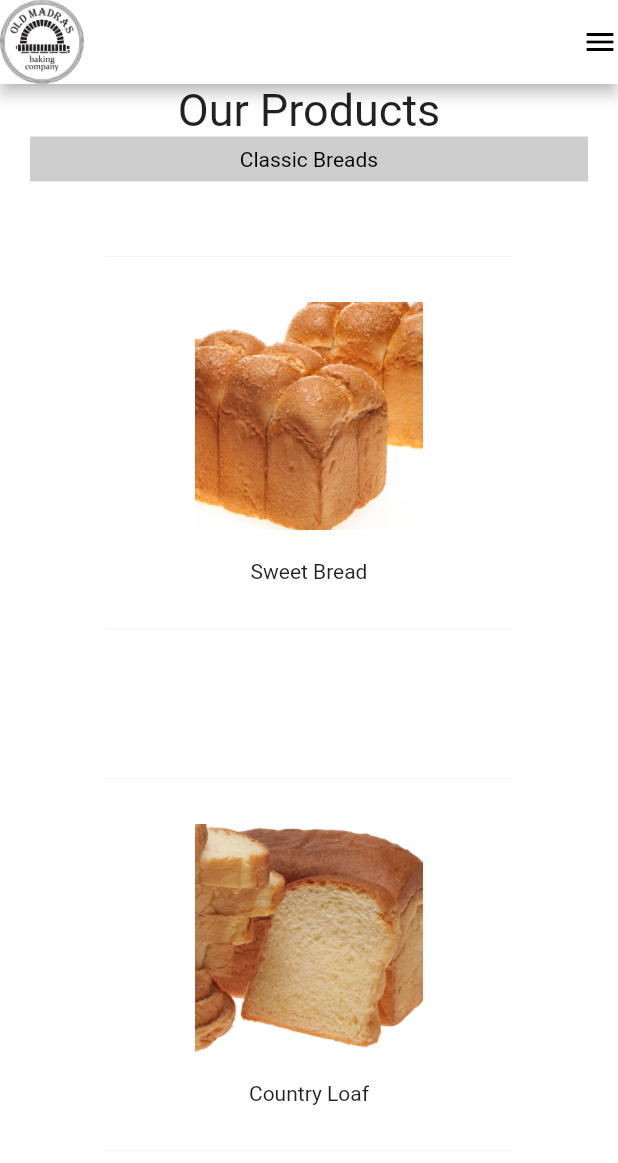
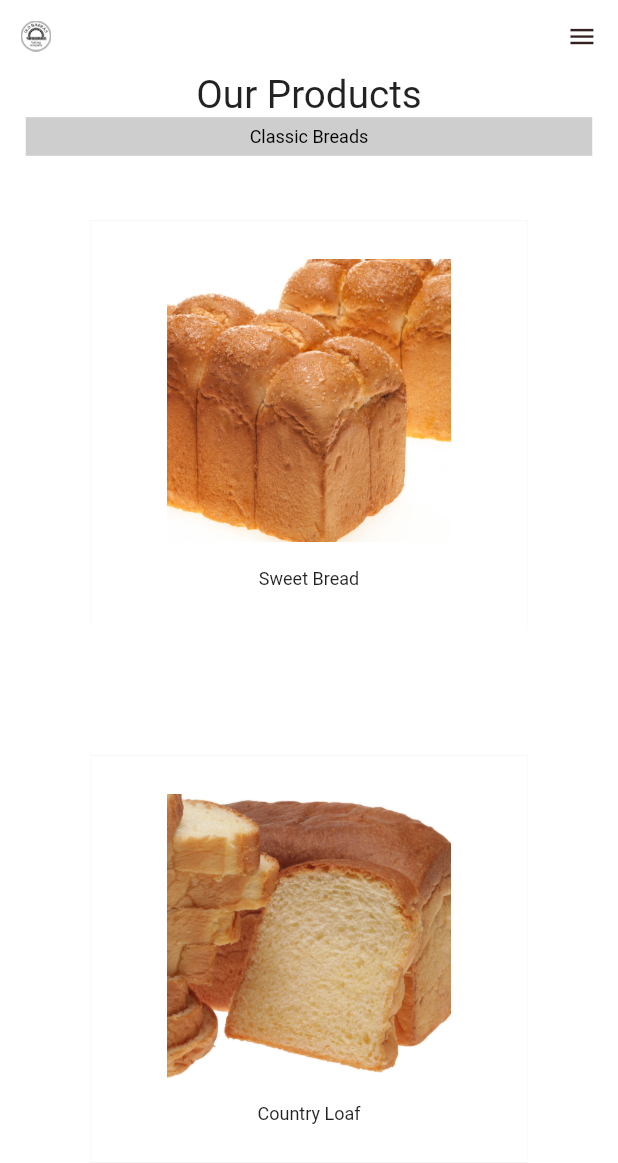
Before and after one commit to ArunDoodleBlue1494/ombc, a Flutter app: the OurProducts screen opened by its route, on a phone screen of 412 x 824 dp. Shown: the top 1163 px of the screen. Run offline on Flutter 3.47's test engine with Material 2 defaults, Android fonts, the phone set to English and light mode, and no system bars; our stand-ins replace cookie_jar, dio, dio_cookie_manager, flutter_spinkit, fluttertoast, google_fonts and 3 more; missing offline and left inert: fimber; accounts and stored records are empty; network calls fail.

Commit message:
Merge Thulasi & Govind Code

```diff
--- a/lib/common/custom_colors.dart
+++ b/lib/common/custom_colors.dart
@@ -2,7 +2,7 @@
 
 class CustomColors
 {
-  static const Color primaryColor = Color(0xFF009020);
+  //static const Color primaryColor = Color(0xFF009020);
   static const Color greenTextColor = Color(0xFF00B828);
   static const Color darkGreyTextColor = Color(0xFF767676);
   static const Color lightGrey = Color(0xFFe4e4e4);
@@ -10,6 +10,9 @@
   ////Base
   static const Color color422d28 = Color(0xFF422d28);
   static const Color colorEAEAEA = Color(0xFFeaeaea);
+  static const Color hoverColor = Color(0xFFBF7B4B);
+  static const Color primaryColor = Color(0xFF32211E);
+
   static const Color brown = Color(0xFF281310);
   static const Color white = Color(0xFFFFFFFF);
   static const Color black = Color(0xFF000000);
--- a/lib/common/image_path.dart
+++ b/lib/common/image_path.dart
@@ -8,6 +8,7 @@
   static const String ombcLogo = 'assets/images/ombc_logo.png';
   static const String chennai = 'assets/images/chennai.png';
   static const String hyderabad = 'assets/images/hyderabad.png';
+  static const String ombcSideBanner = 'assets/images/ombc_daily_button.png';
 
 
   static const String subscribe_banner_image = 'assets/images/subscribe_top_banner.jpg';
--- a/lib/common/routes.dart
+++ b/lib/common/routes.dart
@@ -9,5 +9,6 @@
   static const String ourStory = "/our_story";
   static const String ourProducts = "/our_products";
   static const String storeLocator = "/store_locator";
+  static const String subscribeNow = "/subscribe_now";
 
 }
--- a/lib/common/strings.dart
+++ b/lib/common/strings.dart
@@ -54,8 +54,12 @@
   static const String drop_down_item_10 = "Ramapuram";
   static const String drop_down_item_11 = "Egmore";
 
-  static const String copyright_text = "Copyrights © OMBC 2016. All Rights Reserved.";
-  static const String terms_and_conditions = "Terms and Conditions";
-  static const String home = "Home";
-  static const String about = "About";
+
+
+  //Footer
+  static const String copyWriteLabel =
+      "Copyrights © OMBC 2016. All Rights Reserved.";
+  static const String home = "HOME";
+  static const String about = "ABOUT";
+  static const String terms_condition = "TERMS & CONDITIONS";
 }
--- a/lib/feature/subscribe/subscribe_body_mobile.dart
+++ b/lib/feature/subscribe/subscribe_body_mobile.dart
@@ -185,7 +185,7 @@
       child: Row(
         mainAxisAlignment: MainAxisAlignment.spaceBetween,
         children: [
-          Text(Strings.copyright_text,
+          Text(Strings.copyWriteLabel,
               style:
                   TextStyle(color: CustomColors.white, fontSize: Dimens.dp_8)),
           Container(
@@ -199,7 +199,7 @@
                     style: TextStyle(
                         color: CustomColors.white, fontSize: Dimens.dp_8)),
                 SizedBox(width: Dimens.dp_8),
-                Text(Strings.terms_and_conditions.toUpperCase(),
+                Text(Strings.terms_condition.toUpperCase(),
                     style: TextStyle(
                         color: CustomColors.white, fontSize: Dimens.dp_8))
               ],
--- a/lib/feature/subscribe/subscribe_body_web.dart
+++ b/lib/feature/subscribe/subscribe_body_web.dart
@@ -83,7 +83,7 @@
       child: Row(
         mainAxisAlignment: MainAxisAlignment.spaceBetween,
         children: [
-          Text(Strings.copyright_text,
+          Text(Strings.copyWriteLabel,
               style:
                   TextStyle(color: CustomColors.white, fontSize: Dimens.dp_12)),
           Container(
@@ -97,7 +97,7 @@
                     style: TextStyle(
                         color: CustomColors.white, fontSize: Dimens.dp_12)),
                 SizedBox(width: Dimens.dp_10),
-                Text(Strings.terms_and_conditions.toUpperCase(),
+                Text(Strings.terms_condition.toUpperCase(),
                     style: TextStyle(
                         color: CustomColors.white, fontSize: Dimens.dp_12))
               ],
--- a/lib/utils/code_snippet.dart
+++ b/lib/utils/code_snippet.dart
@@ -9,6 +9,7 @@
 import 'package:ombc/utils/shared_pref_manager.dart';
 import 'package:fluttertoast/fluttertoast.dart';
 import 'package:intl/intl.dart';
+import 'package:responsive_framework/responsive_wrapper.dart';
 
 class CodeSnippet {
   static final CodeSnippet _singleton = new CodeSnippet._internal();
@@ -89,5 +90,12 @@
     Navigator.pushReplacementNamed(context, Routes.login);
   }
 
+  bool isMobile(BuildContext context) {
+    return ResponsiveWrapper.of(context).isMobile;
+  }
+
+  bool isDesktop(BuildContext context) {
+    return ResponsiveWrapper.of(context).isDesktop;
+  }
 
 }
--- /dev/null
+++ b/lib/widget/menubar.dart
@@ -0,0 +1,143 @@
+import 'package:flutter/material.dart';
+import 'package:ombc/common/custom_colors.dart';
+import 'package:ombc/common/image_path.dart';
+import 'package:ombc/common/routes.dart';
+import 'package:ombc/common/strings.dart';
+import 'package:ombc/utils/code_snippet.dart';
+import 'package:ombc/utils/extension_utils.dart';
+import 'package:ombc/utils/navigation.dart';
+import 'package:ombc/utils/typography.dart';
+
+class MenuBar extends StatelessWidget with PreferredSizeWidget{
+  const MenuBar({Key? key}) : super(key: key);
+
+  Widget _renderHeaderButton(
+    String title,
+    VoidCallback? onPressed,
+  ) {
+    return TextButton(
+        onPressed: onPressed,
+        child: Text(
+          title,
+          style: buttonTextStyle,
+        ),
+        style: ButtonStyle(
+          overlayColor:
+              MaterialStateProperty.resolveWith((state) => Colors.transparent),
+          textStyle: MaterialStateProperty.resolveWith((states) {
+            if (states.contains(MaterialState.hovered))
+              return TextStyle(color: CustomColors.hoverColor);
+            return buttonTextStyle;
+          }),
+        ));
+  }
+
+  @override
+  Widget build(BuildContext context) {
+    return Column(
+      mainAxisSize: MainAxisSize.min,
+      crossAxisAlignment: CrossAxisAlignment.center,
+      children: <Widget>[
+        Container(
+          margin: EdgeInsets.symmetric(horizontal: 16, vertical: 16),
+          child: Row(
+            children: <Widget>[
+              SizedBox(
+                width: CodeSnippet.instance.isDesktop(context)
+                    ? 1.widthPercentage(context)
+                    : 0,
+              ),
+              Container(
+                  width: MediaQuery.of(context).size.width * 0.05,
+                  height: MediaQuery.of(context).size.width * 0.05,
+                  child: ConstrainedBox(
+                      constraints: BoxConstraints.expand(),
+                      child: IconButton(
+                          onPressed: () => {
+                                Navigator.popUntil(
+                                    context, ModalRoute.withName(Routes.home))
+                              },
+                          padding: EdgeInsets.all(0.0),
+                          icon: Image.asset(ImagePath.ombcLogo)))),
+              CodeSnippet.instance.isDesktop(context)
+                  ? Flexible(
+                      flex: 1,
+                      child: Container(
+                        alignment: Alignment.centerRight,
+                        child: Wrap(
+                          crossAxisAlignment: WrapCrossAlignment.center,
+                          children: <Widget>[
+                            _renderHeaderButton(Strings.ourStory, () => {
+                            Navigation.navigateAndFinish(context, Routes.ourStory)
+                            }),
+                            SizedBox(
+                              width: 16,
+                            ),
+                            _renderHeaderButton(Strings.ourProducts, () => {
+                            Navigation.navigateTo(context, Routes.ourProducts)
+                            }),
+                            SizedBox(
+                              width: 16,
+                            ),
+                            _renderHeaderButton(Strings.storeLocator, () => {
+                            Navigation.navigateTo(context, Routes.storeLocator)
+                            }),
+                            SizedBox(
+                              width: 16,
+                            ),
+                            _renderHeaderButton(Strings.contactUs, () => {}),
+                            SizedBox(
+                              width: 8,
+                            ),
+                            _renderHeaderButton(Strings.faq, () => {}),
+                            SizedBox(
+                              width: 8,
+                            ),
+                            _renderHeaderButton(Strings.blog, () => {}),
+                            SizedBox(
+                              width: 8,
+                            ),
+                            _renderHeaderButton(Strings.login, () => {}),
+                            SizedBox(
+                              width: 8,
+                            ),
+                            InkWell(
+                              onTap: (){
+                                Navigation.navigateTo(context, Routes.subscribeNow);
+                              },
+                              child: Image.asset(
+                                ImagePath.ombcSideBanner,
+                                width: MediaQuery.of(context).size.width * 0.15,
+                                height: MediaQuery.of(context).size.width * 0.05,
+                                fit: BoxFit.contain,
+                              ),
+                            ),
+                            SizedBox(
+                              width: 1.widthPercentage(context),
+                            ),
+                          ],
+                        ),
+                      ),
+                    )
+                  : Flexible(
+                      flex: 1,
+                      child: Container(
+                        alignment: Alignment.centerRight,
+                        child: Icon(
+                          Icons.menu,
+                          color: CustomColors.primaryColor,
+                          size: 24,
+                        ),
+                      ),
+                    ),
+            ],
+          ),
+        )
+      ],
+    );
+  }
+
+  @override
+  // TODO: implement preferredSize
+  Size get preferredSize =>  Size.fromHeight(kToolbarHeight);
+}
--- a/lib/widget/responsive_appbar.dart
+++ b/lib/widget/responsive_appbar.dart
@@ -1,6 +1,8 @@
 import 'package:flutter/material.dart';
 import 'package:ombc/widget/mobile_app_bar.dart';
 import 'package:ombc/widget/web_app_bar.dart';
+
+import 'menubar.dart';
 
 
 class ResponsiveAppBar extends StatelessWidget with PreferredSizeWidget {
@@ -11,14 +13,14 @@
     return LayoutBuilder(
         builder: (context, layoutConstraints) {
           if(layoutConstraints.maxWidth < 768)
-            return MobileAppBar();
+            return MenuBar();
           else
-            return WebAppBar();
+            return MenuBar();
         }
     );
   }
 
   @override
   // TODO: implement preferredSize
-  Size get preferredSize =>  Size.fromHeight(kToolbarHeight);
+  Size get preferredSize =>  Size.fromHeight(2000);
 }
--- a/lib/widget/web_app_bar.dart
+++ b/lib/widget/web_app_bar.dart
@@ -74,7 +74,11 @@
               Column(
                 crossAxisAlignment: CrossAxisAlignment.start,
                 children: [
-                  Text(Strings.subscribeNow,style: TextStyle(fontSize: Dimens.standard_8),),
+                  InkWell(
+                    onTap: (){
+                      Navigation.navigateTo(context, Routes.subscribeNow);
+                    },
+                      child: Text(Strings.subscribeNow,style: TextStyle(fontSize: Dimens.standard_8),)),
                   Text(Strings.homeDescription,style: TextStyle(fontSize: Dimens.standard_8)),
                 ],
               ),
--- a/pubspec.yaml
+++ b/pubspec.yaml
@@ -34,7 +34,9 @@
   intl: ^0.17.0
   #request & response log plugin
   pretty_dio_logger: ^1.1.1
-
+  responsive_framework: ^0.1.4
+  animations: ^2.0.1
+  google_fonts: ^2.1.0
 dev_dependencies:
   flutter_test:
     sdk: flutter
```
Also changed, not shown: lib/main.dart (+16 -2 lines), lib/utils/typography.dart (added, +40 -0 lines), lib/widget/footer.dart (added, +91 -0 lines), assets/images/ombc_daily_button.png (added), pubspec.lock.
